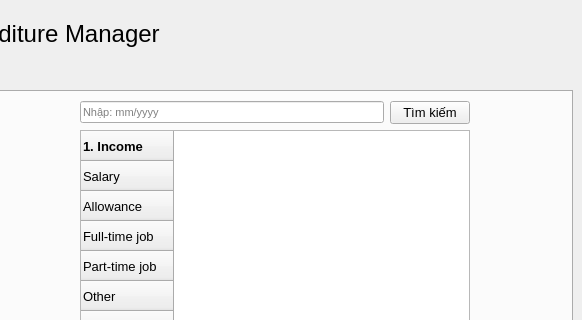
Before: the Qt Designer form ui_files/Inter_MainWindow.ui in thinh-doan/Expenditure_Manager, drawn with Qt 5; both pictures show x 493 to 1075 and y 0 to 320 of the 1075 by 846 pixel window.
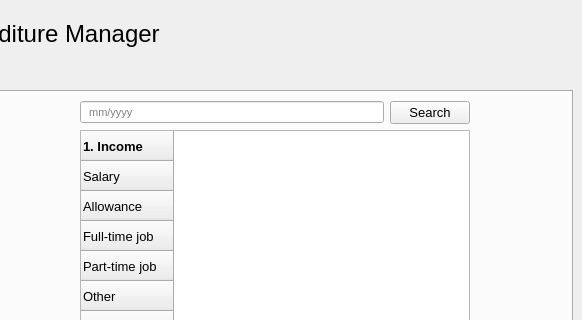
After: the same form once the commit is applied. The open tabs and pages were chosen to show the change. Icons and pictures are not drawn.

Commit message: sửa hiển thị compare và search

What changed in the file:
```diff
--- a/ui_files/Inter_MainWindow.ui
+++ b/ui_files/Inter_MainWindow.ui
@@ -609,7 +609,7 @@
                <string/>
               </property>
               <property name="placeholderText">
-               <string comment="vd: 2026-2, 2026-3" extracomment="vd: 2026-2, 2026-3">Nhập: mm/yyyy</string>
+               <string comment="vd: 2026-2, 2026-3" extracomment="vd: 2026-2, 2026-3">  mm/yyyy</string>
               </property>
              </widget>
             </item>
@@ -622,7 +622,7 @@
                </size>
               </property>
               <property name="text">
-               <string>Tìm kiếm</string>
+               <string>Search</string>
               </property>
              </widget>
             </item>
```
Left out of the diff: 2 changed lines with no effect on the pictures. The commit also changes 4 other files.
